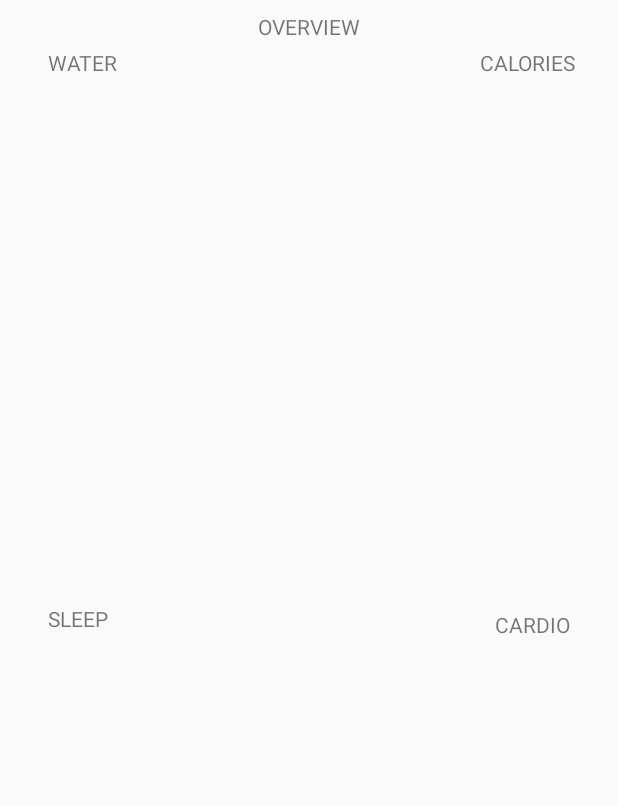
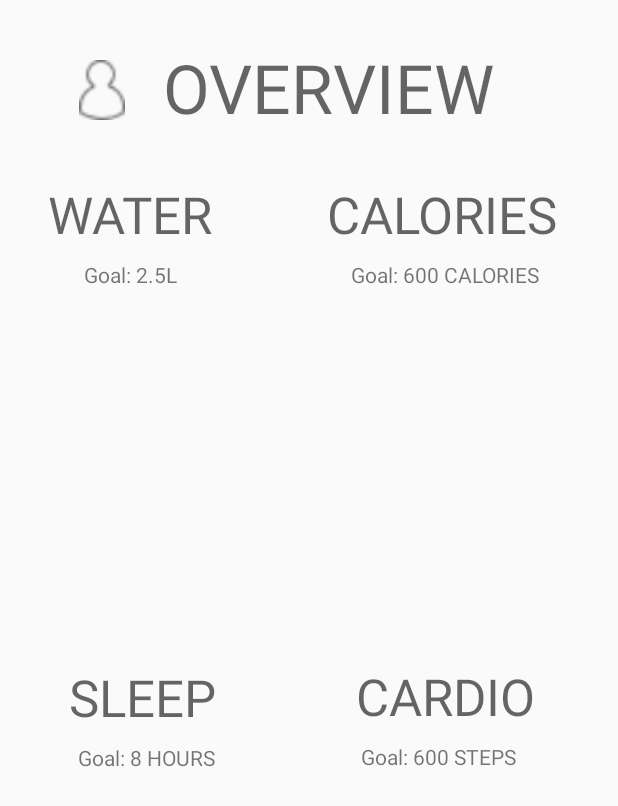
Before and after one commit to rykumar13/health-stat-android, an Android app: the dashboard_screen screen opened directly, with no data from a screen before it, on a phone screen of 412 x 824 dp. Shown: the top 806 px of the screen. Run offline under Robolectric (Android 15) with nearby library versions, the phone set to English and light mode, and no system bars.

Commit message:
dashboard screen design

```diff
--- a/app/src/main/res/layout/activity_dashboard_screen.xml
+++ b/app/src/main/res/layout/activity_dashboard_screen.xml
@@ -13,23 +13,35 @@
         android:layout_marginStart="32dp"
         android:layout_marginLeft="32dp"
         android:layout_marginTop="8dp"
+        android:layout_marginEnd="32dp"
+        android:layout_marginRight="32dp"
         android:layout_marginBottom="8dp"
         android:text="@string/sleep_dashboard"
+        android:textAppearance="@style/TextAppearance.AppCompat.Display1"
         app:layout_constraintBottom_toBottomOf="parent"
+        app:layout_constraintEnd_toEndOf="parent"
+        app:layout_constraintHorizontal_bias="0.056"
         app:layout_constraintStart_toStartOf="parent"
-        app:layout_constraintTop_toTopOf="parent" />
+        app:layout_constraintTop_toTopOf="parent"
+        app:layout_constraintVertical_bias="0.569" />
 
     <TextView
         android:id="@+id/textView5"
         android:layout_width="wrap_content"
         android:layout_height="wrap_content"
+        android:layout_marginStart="8dp"
+        android:layout_marginLeft="8dp"
         android:layout_marginTop="8dp"
-        android:layout_marginEnd="32dp"
-        android:layout_marginRight="32dp"
+        android:layout_marginEnd="55dp"
+        android:layout_marginRight="55dp"
         android:text="@string/cardio_dashboard"
+        android:textAppearance="@style/TextAppearance.AppCompat.Display1"
         app:layout_constraintBottom_toBottomOf="parent"
         app:layout_constraintEnd_toEndOf="parent"
-        app:layout_constraintTop_toTopOf="parent" />
+        app:layout_constraintHorizontal_bias="1.0"
+        app:layout_constraintStart_toStartOf="parent"
+        app:layout_constraintTop_toTopOf="parent"
+        app:layout_constraintVertical_bias="0.562" />
 
     <TextView
         android:id="@+id/textView"
@@ -37,11 +49,12 @@
         android:layout_height="wrap_content"
         android:layout_marginStart="32dp"
         android:layout_marginLeft="32dp"
-        android:layout_marginTop="32dp"
+        android:layout_marginTop="120dp"
         android:layout_marginEnd="8dp"
         android:layout_marginRight="8dp"
         android:text="@string/water_dashboard"
-        app:layout_constraintEnd_toStartOf="@+id/textView2"
+        android:textAppearance="@style/TextAppearance.AppCompat.Display1"
+        app:layout_constraintEnd_toEndOf="parent"
         app:layout_constraintHorizontal_bias="0.0"
         app:layout_constraintStart_toStartOf="parent"
         app:layout_constraintTop_toTopOf="parent" />
@@ -50,24 +63,84 @@
         android:id="@+id/textView2"
         android:layout_width="wrap_content"
         android:layout_height="wrap_content"
-        android:layout_marginTop="32dp"
-        android:layout_marginEnd="28dp"
-        android:layout_marginRight="28dp"
+        android:layout_marginStart="8dp"
+        android:layout_marginLeft="8dp"
+        android:layout_marginTop="120dp"
+        android:layout_marginEnd="40dp"
+        android:layout_marginRight="40dp"
         android:text="@string/calories_dashboard"
+        android:textAppearance="@style/TextAppearance.AppCompat.Display1"
         app:layout_constraintEnd_toEndOf="parent"
+        app:layout_constraintHorizontal_bias="1.0"
+        app:layout_constraintStart_toStartOf="parent"
         app:layout_constraintTop_toTopOf="parent" />
 
     <TextView
         android:id="@+id/textView3"
+        android:layout_width="231dp"
+        android:layout_height="70dp"
+        android:layout_marginTop="28dp"
+        android:layout_marginEnd="72dp"
+        android:layout_marginRight="72dp"
+        android:fadingEdge="horizontal|vertical"
+        android:text="@string/overview_dashboard"
+        android:textAppearance="@style/TextAppearance.AppCompat.Display2"
+        app:layout_constraintEnd_toEndOf="parent"
+        app:layout_constraintTop_toTopOf="parent" />
+
+    <ImageView
+        android:id="@+id/imageView"
+        android:layout_width="56dp"
+        android:layout_height="40dp"
+        android:layout_marginStart="40dp"
+        android:layout_marginLeft="40dp"
+        android:layout_marginTop="40dp"
+        app:layout_constraintStart_toStartOf="parent"
+        app:layout_constraintTop_toTopOf="parent"
+        app:srcCompat="@drawable/profile_picture"
+        android:contentDescription="@string/profile_picture" />
+
+    <TextView
+        android:id="@+id/textView6"
         android:layout_width="wrap_content"
         android:layout_height="wrap_content"
-        android:layout_marginStart="8dp"
-        android:layout_marginLeft="8dp"
+        android:layout_marginStart="56dp"
+        android:layout_marginLeft="56dp"
         android:layout_marginTop="8dp"
-        android:layout_marginEnd="8dp"
-        android:layout_marginRight="8dp"
-        android:text="@string/overview_dashboard"
+        android:text="@string/dashboard_water_goal"
+        app:layout_constraintStart_toStartOf="parent"
+        app:layout_constraintTop_toBottomOf="@+id/textView" />
+
+    <TextView
+        android:id="@+id/textView7"
+        android:layout_width="wrap_content"
+        android:layout_height="wrap_content"
+        android:layout_marginTop="8dp"
+        android:layout_marginEnd="52dp"
+        android:layout_marginRight="52dp"
+        android:text="@string/dashboard_calories_goal"
         app:layout_constraintEnd_toEndOf="parent"
+        app:layout_constraintTop_toBottomOf="@+id/textView2" />
+
+    <TextView
+        android:id="@+id/textView8"
+        android:layout_width="wrap_content"
+        android:layout_height="wrap_content"
+        android:layout_marginStart="52dp"
+        android:layout_marginLeft="52dp"
+        android:layout_marginTop="8dp"
+        android:text="@string/dashboard_sleep_goal"
         app:layout_constraintStart_toStartOf="parent"
-        app:layout_constraintTop_toTopOf="parent" />
+        app:layout_constraintTop_toBottomOf="@+id/textView4" />
+
+    <TextView
+        android:id="@+id/textView9"
+        android:layout_width="wrap_content"
+        android:layout_height="wrap_content"
+        android:layout_marginTop="8dp"
+        android:layout_marginEnd="68dp"
+        android:layout_marginRight="68dp"
+        android:text="Goal: 600 STEPS"
+        app:layout_constraintEnd_toEndOf="parent"
+        app:layout_constraintTop_toBottomOf="@+id/textView5" />
 </android.support.constraint.ConstraintLayout>
--- a/app/src/main/res/values/strings.xml
+++ b/app/src/main/res/values/strings.xml
@@ -7,4 +7,8 @@
     <string name="calories_dashboard">CALORIES</string>
     <string name="water_dashboard">WATER</string>
     <string name="cardio_dashboard">CARDIO</string>
+    <string name="profile_picture">profile_picture</string>
+    <string name="dashboard_water_goal">Goal: 2.5L</string>
+    <string name="dashboard_calories_goal">Goal: 600 CALORIES</string>
+    <string name="dashboard_sleep_goal">Goal: 8 HOURS</string>
 </resources>
```
Also changed, not shown: app/src/main/res/drawable-v24/Profile Icon.svg (deleted), app/src/main/res/drawable-v24/profile_picture.png (added).
